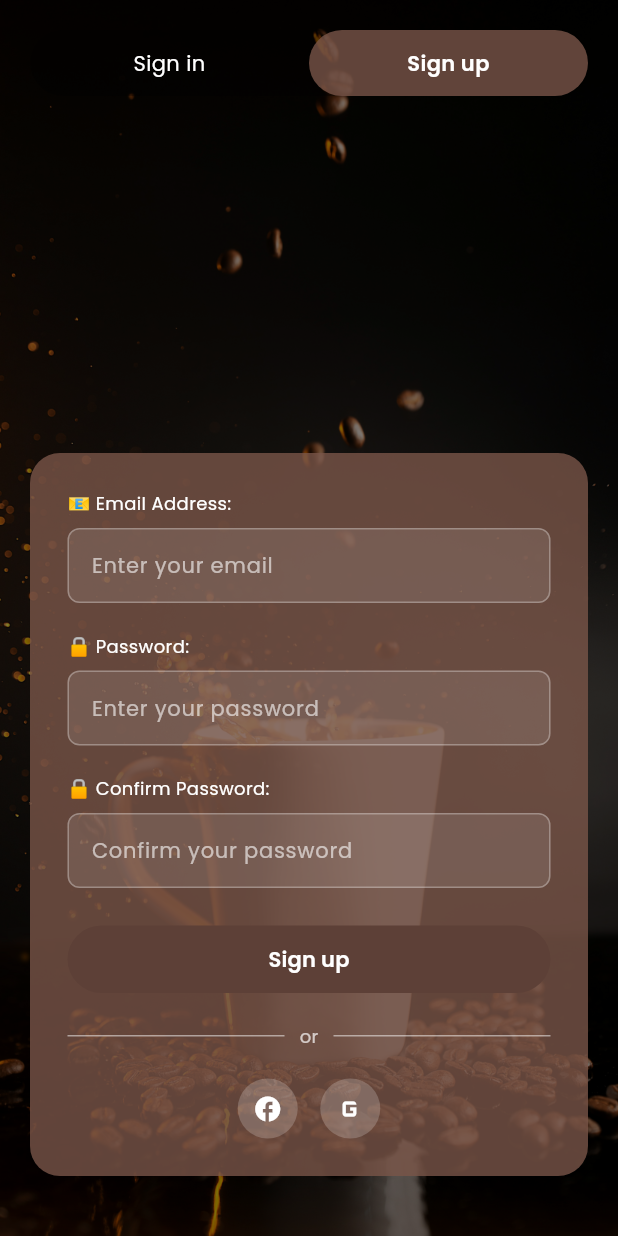
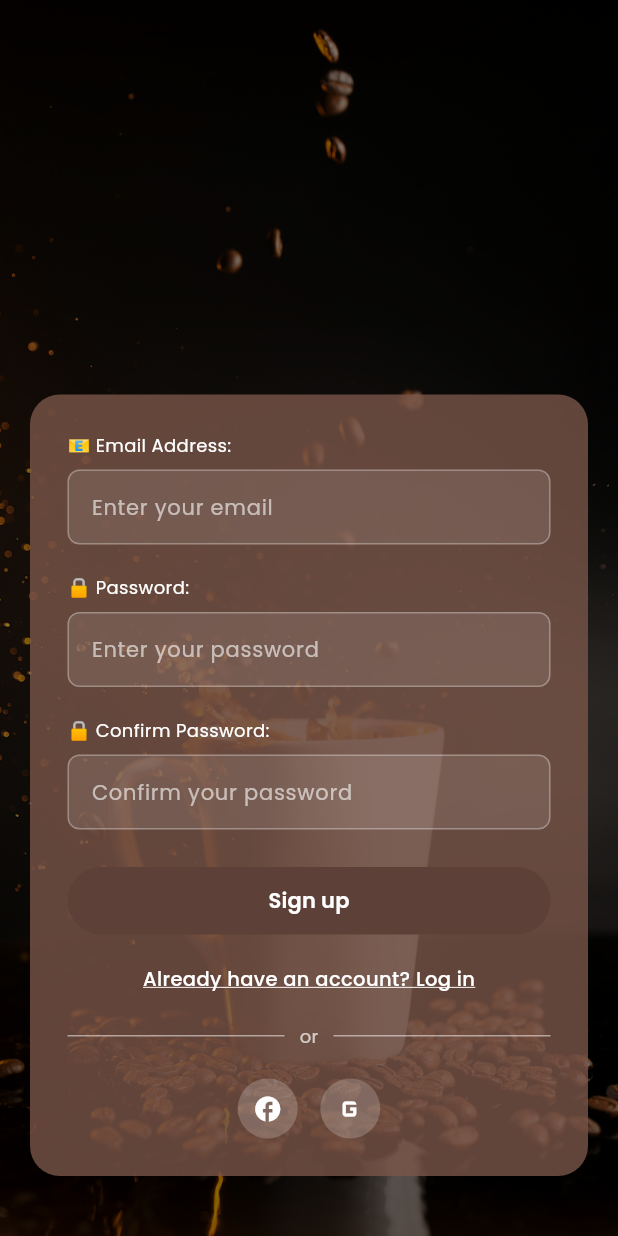
Before and after one commit to Kesalek34/CoffeeAppUI, a Flutter app: the SignUpPage screen opened directly, on a phone screen of 412 x 824 dp. Run offline on Flutter 3.47's test engine with Material 3 defaults, Android fonts, the phone set to English and light mode, and no system bars; our stand-ins replace google_fonts.

Commit message:
just finished fixing he sign in page

```diff
--- a/lib/pages/util/sign_up_page.dart
+++ b/lib/pages/util/sign_up_page.dart
@@ -1,6 +1,7 @@
 import 'package:flutter/material.dart';
 import 'package:google_fonts/google_fonts.dart';
 import 'package:coffeeappui/pages/home_page.dart';
+import 'package:coffeeappui/pages/util/sign_in_page.dart';
 
 class SignUpPage extends StatefulWidget {
   const SignUpPage({super.key});
@@ -37,74 +38,17 @@ class _SignUpPageState extends State<SignUpPage> {
               ),
             ),
           ),
-
           // Dark overlay
           Container(
             width: double.infinity,
             height: double.infinity,
             color: Colors.black.withOpacity(0.5),
           ),
-
           // Content
           SafeArea(
             child: Column(
               children: [
-                // Top tabs
-                Padding(
-                  padding: const EdgeInsets.all(20.0),
-                  child: Container(
-                    decoration: BoxDecoration(
-                      color: Colors.black.withOpacity(0.3),
-                      borderRadius: BorderRadius.circular(25),
-                    ),
-                    child: Row(
-                      children: [
-                        Expanded(
-                          child: GestureDetector(
-                            onTap: () {
-                              Navigator.pop(context);
-                            },
-                            child: Container(
-                              padding: const EdgeInsets.symmetric(vertical: 12),
-                              decoration: BoxDecoration(
-                                color: Colors.transparent,
-                                borderRadius: BorderRadius.circular(25),
-                              ),
-                              child: Text(
-                                'Sign in',
-                                textAlign: TextAlign.center,
-                                style: GoogleFonts.poppins(
-                                  color: Colors.white,
-                                  fontWeight: FontWeight.normal,
-                                ),
-                              ),
-                            ),
-                          ),
-                        ),
-                        Expanded(
-                          child: Container(
-                            padding: const EdgeInsets.symmetric(vertical: 12),
-                            decoration: BoxDecoration(
-                              color: Colors.brown.withOpacity(0.8),
-                              borderRadius: BorderRadius.circular(25),
-                            ),
-                            child: Text(
-                              'Sign up',
-                              textAlign: TextAlign.center,
-                              style: GoogleFonts.poppins(
-                                color: Colors.white,
-                                fontWeight: FontWeight.w600,
-                              ),
-                            ),
-                          ),
-                        ),
-                      ],
-                    ),
-                  ),
-                ),
-
                 const Spacer(),
-
                 // Form container
                 Container(
                   margin: const EdgeInsets.all(20),
@@ -239,6 +183,28 @@ class _SignUpPageState extends State<SignUpPage> {
                           ),
                         ),
                       ),
+                      const SizedBox(height: 20),
+
+                      // Already have an account? Log in
+                      Center(
+                        child: GestureDetector(
+                          onTap: () {
+                            Navigator.pushReplacement(
+                              context,
+                              MaterialPageRoute(builder: (_) => const SignInPage()),
+                            );
+                          },
+                          child: Text(
+                            'Already have an account? Log in',
+                            style: GoogleFonts.poppins(
+                              color: Colors.white,
+                              fontSize: 13,
+                              decoration: TextDecoration.underline,
+                              fontWeight: FontWeight.w500,
+                            ),
+                          ),
+                        ),
+                      ),
 
                       const SizedBox(height: 20),
 
@@ -308,7 +274,6 @@ class _SignUpPageState extends State<SignUpPage> {
                     ],
                   ),
                 ),
-
                 const SizedBox(height: 20),
               ],
             ),
```
Also changed, not shown: lib/pages/util/sign_in_page.dart (+21 -74 lines).
